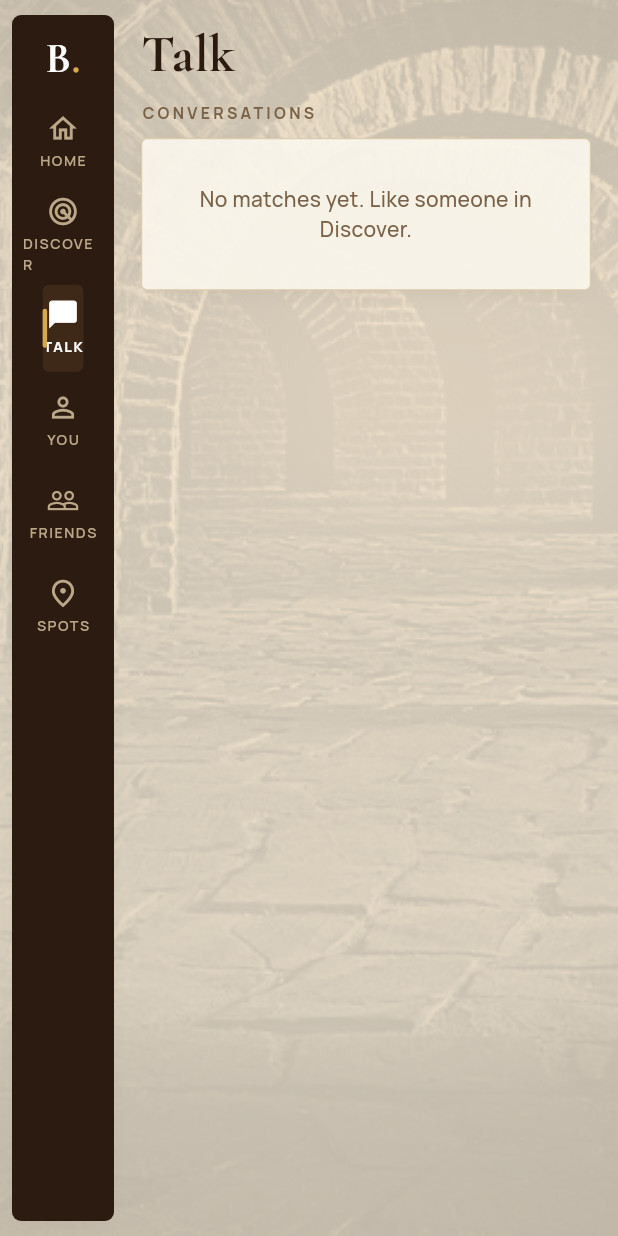
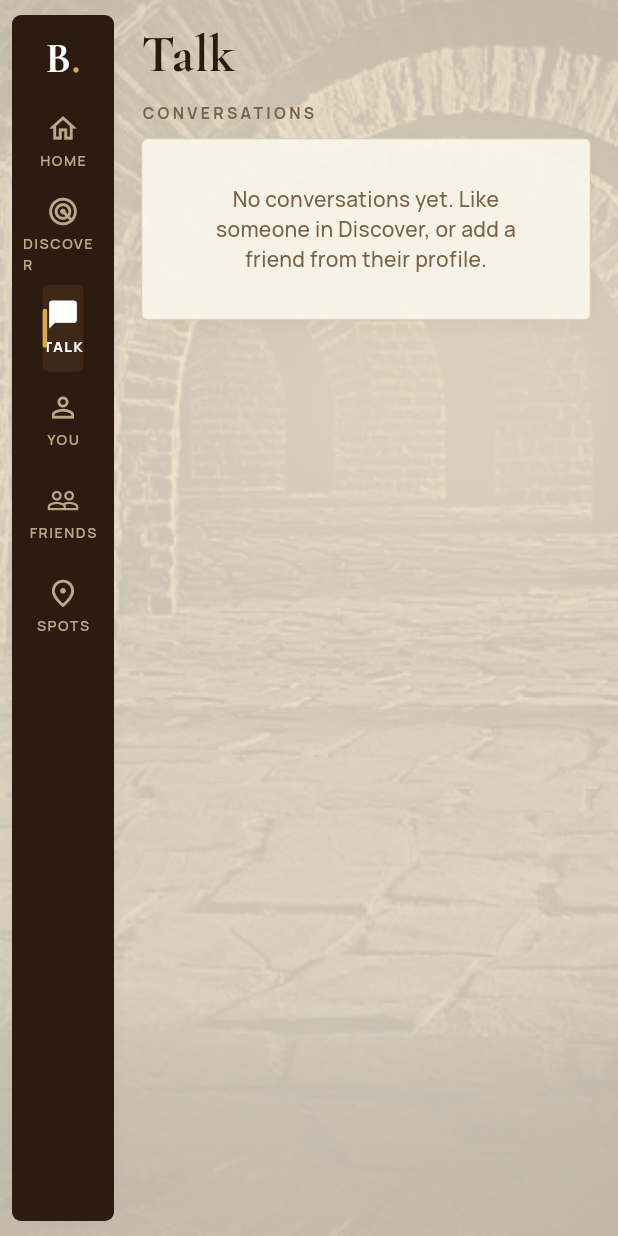
Before and after one commit to gfys606-hue/based-dating, a Flutter app: the HomeShell screen opened directly with empty values, after a tap on "DISCOVER", after a tap on "TALK", on a phone screen of 412 x 824 dp. Run offline on Flutter 3.47's test engine with Material 3 defaults, Android fonts, the phone set to English and light mode, and no system bars; our stand-ins replace audioplayers, cross_file, firebase_core, firebase_messaging, flutter_map, geolocator and 5 more; missing offline and left inert: livekit_client, record; accounts and stored records are empty; network calls fail.

Commit message:
Move friend conversations into Talk; Friends becomes a plain roster
Friends was doubling as both a roster and an inbox, so friend
messages only ever showed up there instead of in the one place people
actually check for new messages. Talk's inbox now merges dating
matches and friends into one list, sorted by most recent activity,
with a "Friend" tag in place of the call countdown on friend rows.
Friends keeps requests, inner circle, quiet mode and the plans/circle
context, but tapping someone just opens their profile now - the badge
on that tab is back to meaning "you have a pending friend request."

Co-Authored-By: Claude Sonnet 5 <noreply@anthropic.com>
Claude-Session: https://claude.ai/code/session_01FeanP4aNFteixCwW24knQA

```diff
--- a/app/lib/screens/home_shell.dart
+++ b/app/lib/screens/home_shell.dart
@@ -81,16 +81,18 @@ class _HomeShellState extends State<HomeShell> with SingleTickerProviderStateMix
   }
 
   Future<void> _checkBadge() async {
+    // Talk is the one inbox: dating matches and friends both.
     try {
       final ms = await Api.myMatches();
-      final waiting = ms.any((m) => m['last_message'] != null && m['last_from_me'] == false);
+      final fr = await FriendsApi.friends();
+      final waiting = ms.any((m) => m['last_message'] != null && m['last_from_me'] == false) ||
+          fr.any((f) => f['last_message'] != null && f['last_from_me'] == false);
       if (mounted) setState(() => _talkBadge = waiting);
     } catch (_) {}
+    // Friends is just your list, so its badge is only pending friend requests.
     try {
       final req = await FriendsApi.requests();
-      final fr = await FriendsApi.friends();
-      final unread = fr.any((f) => f['last_message'] != null && f['last_from_me'] == false);
-      if (mounted) setState(() => _friendsBadge = req.isNotEmpty || unread);
+      if (mounted) setState(() => _friendsBadge = req.isNotEmpty);
     } catch (_) {}
   }
 
--- a/app/lib/screens/talk_screen.dart
+++ b/app/lib/screens/talk_screen.dart
@@ -1,12 +1,15 @@
 import 'package:flutter/material.dart';
 
 import '../services/api.dart';
+import '../services/friends_api.dart';
 import '../theme.dart';
 import '../widgets/ui.dart';
 import 'chat_screen.dart';
+import 'friends_screen.dart' show FriendChatScreen;
 
-/// Talk: one inbox. Matches that still need a call sit on top as timer tiles,
-/// then every conversation. (Later: sellers and groups share this same inbox.)
+/// Talk: one inbox. Matches that still need a call sit on top as timer tiles, then every
+/// conversation — dating matches and friends both, newest message first. (Later: sellers and
+/// groups share this same inbox.)
 class TalkScreen extends StatefulWidget {
   const TalkScreen({super.key, required this.refresh, this.onChanged});
   final ValueNotifier<int> refresh;
@@ -15,8 +18,37 @@ class TalkScreen extends StatefulWidget {
   State<TalkScreen> createState() => _TalkScreenState();
 }
 
+/// One row in the inbox, however it got here.
+class _Convo {
+  _Convo.match(this.raw)
+      : kind = 'match',
+        name = raw['other_name'] as String,
+        photo = raw['other_photo'] as String?,
+        lastMessage = raw['last_message'] as String?,
+        lastFromMe = raw['last_from_me'] == true,
+        at = DateTime.parse((raw['last_message_at'] ?? raw['created_at']) as String);
+
+  _Convo.friend(this.raw)
+      : kind = 'friend',
+        name = raw['name'] as String,
+        photo = raw['photo'] as String?,
+        lastMessage = raw['last_message'] as String?,
+        lastFromMe = raw['last_from_me'] == true,
+        at = DateTime.parse((raw['last_at'] ?? raw['since']) as String);
+
+  final String kind;
+  final Map<String, dynamic> raw;
+  final String name;
+  final String? photo;
+  final String? lastMessage;
+  final bool lastFromMe;
+  final DateTime at;
+}
+
 class _TalkScreenState extends State<TalkScreen> {
-  late Future<List<Map<String, dynamic>>> _matches = Api.myMatches();
+  late Future<List<List<Map<String, dynamic>>>> _data = _fetch();
+
+  static Future<List<List<Map<String, dynamic>>>> _fetch() => Future.wait([Api.myMatches(), FriendsApi.friends()]);
 
   @override
   void initState() {
@@ -30,10 +62,14 @@ class _TalkScreenState extends State<TalkScreen> {
     super.dispose();
   }
 
-  void _reload() => setState(() => _matches = Api.myMatches());
+  void _reload() => setState(() => _data = _fetch());
 
-  Future<void> _open(Map<String, dynamic> m) async {
-    await Navigator.of(context).push(MaterialPageRoute(builder: (_) => ChatScreen(match: m)));
+  Future<void> _open(_Convo c) async {
+    if (c.kind == 'match') {
+      await Navigator.of(context).push(MaterialPageRoute(builder: (_) => ChatScreen(match: c.raw)));
+    } else {
+      await Navigator.of(context).push(MaterialPageRoute(builder: (_) => FriendChatScreen(friend: c.raw)));
+    }
     _reload();
     widget.onChanged?.call();
   }
@@ -43,11 +79,16 @@ class _TalkScreenState extends State<TalkScreen> {
     return RefreshIndicator(
       onRefresh: () async => _reload(),
       child: FutureBuilder(
-        future: _matches,
+        future: _data,
         builder: (context, snap) {
-          final list = snap.data ?? [];
-          final needCall = list.where((m) => m['call_done'] != true).toList()
+          final matches = snap.data?[0] ?? [];
+          final friends = snap.data?[1] ?? [];
+          final needCall = matches.where((m) => m['call_done'] != true).toList()
             ..sort((a, b) => hoursLeft(a).compareTo(hoursLeft(b)));
+          final convos = <_Convo>[
+            for (final m in matches) _Convo.match(m),
+            for (final f in friends) _Convo.friend(f),
+          ]..sort((a, b) => b.at.compareTo(a.at));
           return ListView(
             padding: const EdgeInsets.fromLTRB(18, 18, 18, B.navClearance),
             children: [
@@ -65,26 +106,27 @@ class _TalkScreenState extends State<TalkScreen> {
                   mainAxisSpacing: 10,
                   crossAxisSpacing: 10,
                   childAspectRatio: 1.05,
-                  children: [for (final m in needCall) TimerTile(match: m, onTap: () => _open(m))],
+                  children: [for (final m in needCall) TimerTile(match: m, onTap: () => _open(_Convo.match(m)))],
                 ),
                 const SizedBox(height: 18),
               ],
               const SectionLabel('Conversations'),
               const SizedBox(height: 10),
-              if (list.isEmpty && snap.connectionState == ConnectionState.done)
+              if (convos.isEmpty && snap.connectionState == ConnectionState.done)
                 Container(
                   padding: const EdgeInsets.all(30),
                   decoration: B.cardBox(),
-                  child: Text('No matches yet. Like someone in Discover.', textAlign: TextAlign.center, style: TextStyle(color: B.muted)),
+                  child: Text('No conversations yet. Like someone in Discover, or add a friend from their profile.',
+                      textAlign: TextAlign.center, style: TextStyle(color: B.muted)),
                 ),
-              if (list.isNotEmpty)
+              if (convos.isNotEmpty)
                 Container(
                   decoration: B.cardBox(),
                   clipBehavior: Clip.antiAlias,
                   child: Column(children: [
-                    for (var i = 0; i < list.length; i++) ...[
+                    for (var i = 0; i < convos.length; i++) ...[
                       if (i > 0) Divider(height: 1, color: B.fill),
-                      _Row(match: list[i], onTap: () => _open(list[i])),
+                      _Row(convo: convos[i], onTap: () => _open(convos[i])),
                     ],
                   ]),
                 ),
@@ -97,18 +139,19 @@ class _TalkScreenState extends State<TalkScreen> {
 }
 
 class _Row extends StatelessWidget {
-  const _Row({required this.match, required this.onTap});
-  final Map<String, dynamic> match;
+  const _Row({required this.convo, required this.onTap});
+  final _Convo convo;
   final VoidCallback onTap;
 
   @override
   Widget build(BuildContext context) {
-    final done = match['call_done'] == true;
-    final urgent = !done && hoursLeft(match) < 24;
-    final theirTurn = match['last_message'] != null && match['last_from_me'] == false;
-    final preview = match['last_message'] == null
-        ? (match['icebreaker'] as String? ?? 'Say hi')
-        : '${match['last_from_me'] == true ? 'You: ' : ''}${match['last_message']}';
+    final match = convo.kind == 'match' ? convo.raw : null;
+    final done = match?['call_done'] == true;
+    final urgent = match != null && !done && hoursLeft(match) < 24;
+    final theirTurn = convo.lastMessage != null && !convo.lastFromMe;
+    final preview = convo.lastMessage == null
+        ? (match?['icebreaker'] as String? ?? 'Say hi')
+        : '${convo.lastFromMe ? 'You: ' : ''}${convo.lastMessage}';
     final (bg, fg) = urgent ? (B.urgentSoft, B.urgent) : done ? (B.okSoft, B.okInk) : (B.fill, B.ink2);
 
     return InkWell(
@@ -116,12 +159,17 @@ class _Row extends StatelessWidget {
       child: Padding(
         padding: const EdgeInsets.symmetric(horizontal: 14, vertical: 13),
         child: Row(children: [
-          Avatar(path: match['other_photo'] as String?, size: 46),
+          Avatar(path: convo.photo, size: 46),
           const SizedBox(width: 12),
           Expanded(
             child: Column(crossAxisAlignment: CrossAxisAlignment.start, children: [
-              Text(match['other_name'] as String,
-                  style: TextStyle(fontSize: 16, fontWeight: theirTurn ? FontWeight.w700 : FontWeight.w700)),
+              Row(children: [
+                Flexible(child: Text(convo.name, style: const TextStyle(fontSize: 16, fontWeight: FontWeight.w700))),
+                if (convo.kind == 'friend' && convo.raw['is_inner'] == true) ...[
+                  const SizedBox(width: 5),
+                  Icon(Icons.star, size: 14, color: B.goldInk),
+                ],
+              ]),
               Text(preview,
                   maxLines: 1,
                   overflow: TextOverflow.ellipsis,
@@ -129,11 +177,18 @@ class _Row extends StatelessWidget {
             ]),
           ),
           const SizedBox(width: 8),
-          Container(
-            padding: const EdgeInsets.symmetric(horizontal: 9, vertical: 5),
-            decoration: BoxDecoration(color: bg, borderRadius: BorderRadius.circular(999)),
-            child: Text(callCountdown(match), style: TextStyle(fontSize: 12, fontWeight: FontWeight.w700, color: fg)),
-          ),
+          if (match != null)
+            Container(
+              padding: const EdgeInsets.symmetric(horizontal: 9, vertical: 5),
+              decoration: BoxDecoration(color: bg, borderRadius: BorderRadius.circular(999)),
+              child: Text(callCountdown(match), style: TextStyle(fontSize: 12, fontWeight: FontWeight.w700, color: fg)),
+            )
+          else
+            Container(
+              padding: const EdgeInsets.symmetric(horizontal: 9, vertical: 5),
+              decoration: BoxDecoration(color: B.fill, borderRadius: BorderRadius.circular(999)),
+              child: Text('Friend', style: TextStyle(fontSize: 12, fontWeight: FontWeight.w700, color: B.ink2)),
+            ),
         ]),
       ),
     );
```
Also changed, not shown: app/lib/screens/friends_screen.dart (+7 -16 lines).
